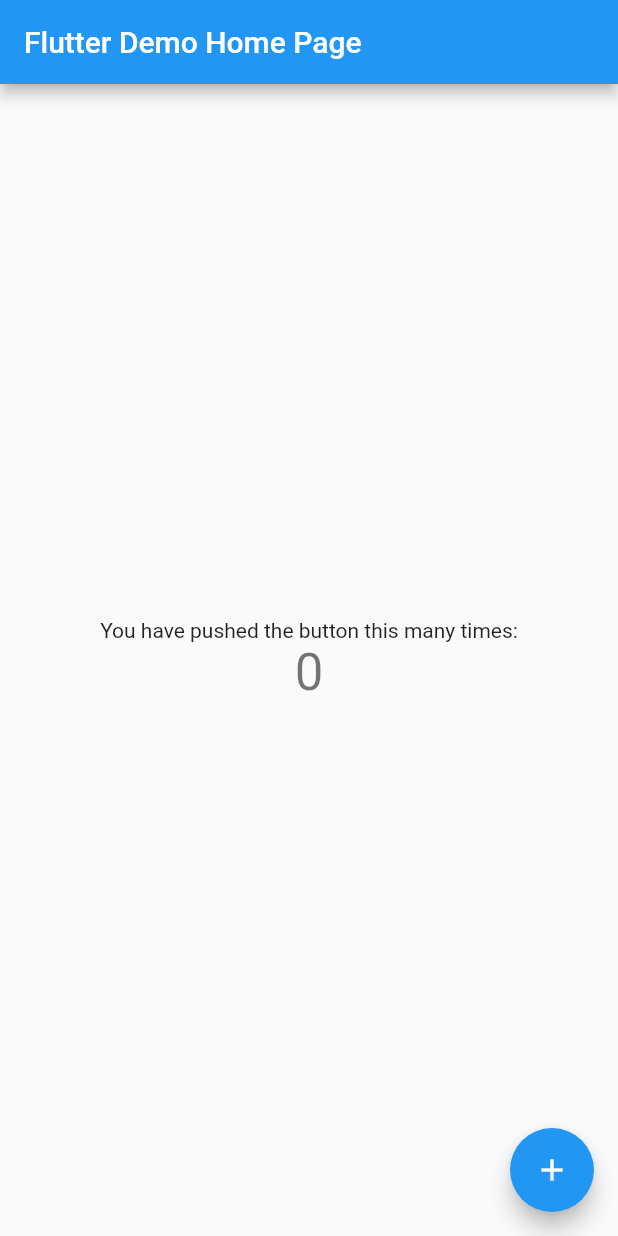
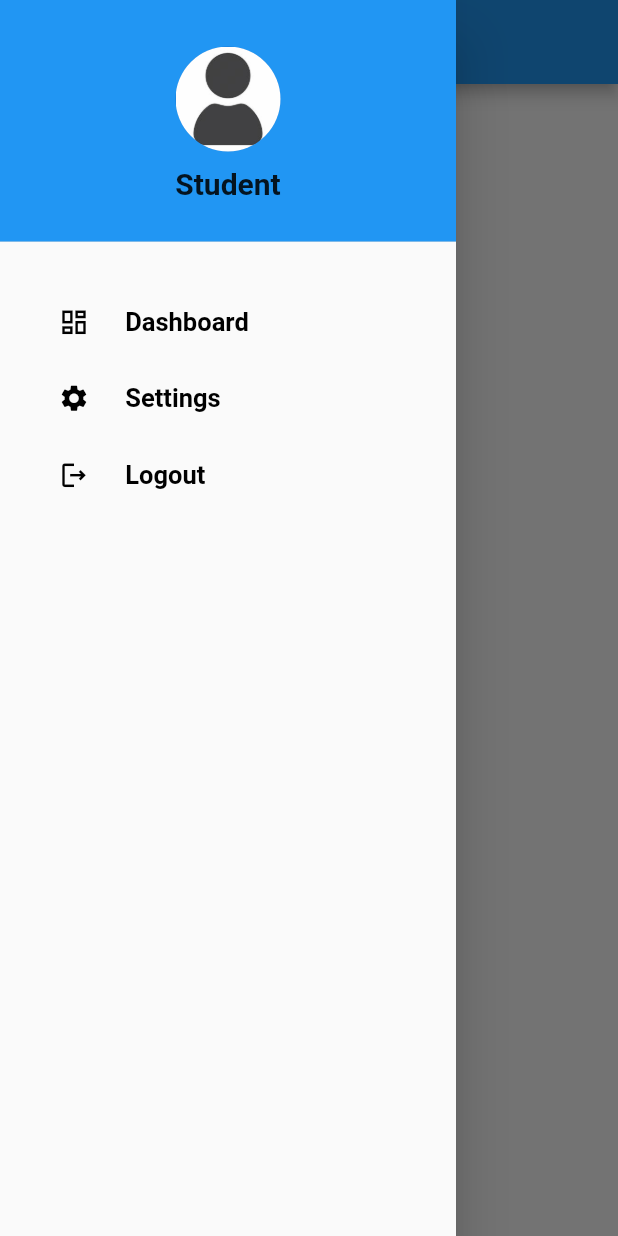
Before and after one commit to Alve-2019331050/proxy-killer, a Flutter app: the screen it shows after launch, with the side drawer open (before the commit the screen has no drawer), on a phone screen of 412 x 824 dp. Run offline on Flutter 3.47's test engine with Material 2 defaults, Android fonts, the phone set to English and light mode, and no system bars.

Commit message:
Added home page layout for admin,teacher and student

```diff
--- a/lib/main.dart
+++ b/lib/main.dart
@@ -1,4 +1,7 @@
 import 'package:flutter/material.dart';
+import 'package:proxy_killer/screens/home/admin/home.dart';
+import 'package:proxy_killer/screens/home/student/home.dart';
+import 'package:proxy_killer/screens/home/teacher/home.dart';
 
 void main() {
   runApp(const MyApp());
@@ -11,105 +14,8 @@ class MyApp extends StatelessWidget {
   @override
   Widget build(BuildContext context) {
     return MaterialApp(
-      title: 'Flutter Demo',
-      theme: ThemeData(
-        // This is the theme of your application.
-        //
-        // Try running your application with "flutter run". You'll see the
-        // application has a blue toolbar. Then, without quitting the app, try
-        // changing the primarySwatch below to Colors.green and then invoke
-        // "hot reload" (press "r" in the console where you ran "flutter run",
-        // or simply save your changes to "hot reload" in a Flutter IDE).
-        // Notice that the counter didn't reset back to zero; the application
-        // is not restarted.
-        primarySwatch: Colors.blue,
-      ),
-      home: const MyHomePage(title: 'Flutter Demo Home Page'),
+      debugShowCheckedModeBanner: false,
+      home: StudentHome(),
     );
   }
 }
-
-class MyHomePage extends StatefulWidget {
-  const MyHomePage({super.key, required this.title});
-
-  // This widget is the home page of your application. It is stateful, meaning
-  // that it has a State object (defined below) that contains fields that affect
-  // how it looks.
-
-  // This class is the configuration for the state. It holds the values (in this
-  // case the title) provided by the parent (in this case the App widget) and
-  // used by the build method of the State. Fields in a Widget subclass are
-  // always marked "final".
-
-  final String title;
-
-  @override
-  State<MyHomePage> createState() => _MyHomePageState();
-}
-
-class _MyHomePageState extends State<MyHomePage> {
-  int _counter = 0;
-
-  void _incrementCounter() {
-    setState(() {
-      // This call to setState tells the Flutter framework that something has
-      // changed in this State, which causes it to rerun the build method below
-      // so that the display can reflect the updated values. If we changed
-      // _counter without calling setState(), then the build method would not be
-      // called again, and so nothing would appear to happen.
-      _counter++;
-    });
-  }
-
-  @override
-  Widget build(BuildContext context) {
-    // This method is rerun every time setState is called, for instance as done
-    // by the _incrementCounter method above.
-    //
-    // The Flutter framework has been optimized to make rerunning build methods
-    // fast, so that you can just rebuild anything that needs updating rather
-    // than having to individually change instances of widgets.
-    return Scaffold(
-      appBar: AppBar(
-        // Here we take the value from the MyHomePage object that was created by
-        // the App.build method, and use it to set our appbar title.
-        title: Text(widget.title),
-      ),
-      body: Center(
-        // Center is a layout widget. It takes a single child and positions it
-        // in the middle of the parent.
-        child: Column(
-          // Column is also a layout widget. It takes a list of children and
-          // arranges them vertically. By default, it sizes itself to fit its
-          // children horizontally, and tries to be as tall as its parent.
-          //
-          // Invoke "debug painting" (press "p" in the console, choose the
-          // "Toggle Debug Paint" action from the Flutter Inspector in Android
-          // Studio, or the "Toggle Debug Paint" command in Visual Studio Code)
-          // to see the wireframe for each widget.
-          //
-          // Column has various properties to control how it sizes itself and
-          // how it positions its children. Here we use mainAxisAlignment to
-          // center the children vertically; the main axis here is the vertical
-          // axis because Columns are vertical (the cross axis would be
-          // horizontal).
-          mainAxisAlignment: MainAxisAlignment.center,
-          children: <Widget>[
-            const Text(
-              'You have pushed the button this many times:',
-            ),
-            Text(
-              '$_counter',
-              style: Theme.of(context).textTheme.headline4,
-            ),
-          ],
-        ),
-      ),
-      floatingActionButton: FloatingActionButton(
-        onPressed: _incrementCounter,
-        tooltip: 'Increment',
-        child: const Icon(Icons.add),
-      ), // This trailing comma makes auto-formatting nicer for build methods.
-    );
-  }
-}
--- /dev/null
+++ b/lib/screens/home/admin/dashboard.dart
@@ -0,0 +1,16 @@
+import 'package:flutter/material.dart';
+
+class Dashboard extends StatefulWidget {
+  const Dashboard({Key? key}) : super(key: key);
+
+  @override
+  State<Dashboard> createState() => _DashboardState();
+}
+
+class _DashboardState extends State<Dashboard> {
+
+  @override
+  Widget build(BuildContext context) {
+    return Container();
+  }
+}
--- /dev/null
+++ b/lib/screens/home/student/dashboard.dart
@@ -0,0 +1,15 @@
+import 'package:flutter/material.dart';
+
+class Dashboard extends StatefulWidget {
+  const Dashboard({Key? key}) : super(key: key);
+
+  @override
+  State<Dashboard> createState() => _DashboardState();
+}
+
+class _DashboardState extends State<Dashboard> {
+  @override
+  Widget build(BuildContext context) {
+    return Container();
+  }
+}
--- /dev/null
+++ b/lib/screens/home/student/home.dart
@@ -0,0 +1,46 @@
+import 'package:flutter/material.dart';
+import 'package:proxy_killer/screens/home/student/dashboard.dart';
+import 'package:proxy_killer/screens/home/student/settings.dart';
+import 'package:proxy_killer/screens/shared/drawer.dart';
+
+import '../../models/menuItems.dart';
+
+class StudentHome extends StatefulWidget {
+  const StudentHome({Key? key}) : super(key: key);
+
+  @override
+  State<StudentHome> createState() => _StudentHomeState();
+}
+
+class _StudentHomeState extends State<StudentHome> {
+  MenuItems currentPage = MenuItems(text: 'Dashboard',icon: Icons.dashboard_outlined,tap: Dashboard());
+  List<MenuItems> items = [
+    MenuItems(text: 'Dashboard',icon: Icons.dashboard_outlined,tap: Dashboard()),
+    MenuItems(text: 'Settings',icon: Icons.settings,tap: Settings()),
+    MenuItems(text: 'Logout',icon: Icons.logout_outlined,tap: Dashboard())
+  ];
+  @override
+  Widget build(BuildContext context) {
+    return Scaffold(
+      drawer: HelperDrawer(
+          items: items,
+          changePage: (page){
+            setState((){
+              currentPage = page;
+            });
+          },
+          name: 'Student'
+      ),
+      appBar: AppBar(
+        title: Text(
+          '${currentPage.text}',
+          style: TextStyle(
+            fontWeight: FontWeight.bold,
+            fontSize: 20.0,
+          ),
+        ),
+      ),
+      body: currentPage.tap,
+    );
+  }
+}
--- /dev/null
+++ b/lib/screens/home/student/settings.dart
@@ -0,0 +1,15 @@
+import 'package:flutter/material.dart';
+
+class Settings extends StatefulWidget {
+  const Settings({Key? key}) : super(key: key);
+
+  @override
+  State<Settings> createState() => _SettingsState();
+}
+
+class _SettingsState extends State<Settings> {
+  @override
+  Widget build(BuildContext context) {
+    return Container();
+  }
+}
--- /dev/null
+++ b/lib/screens/home/teacher/dashboard.dart
@@ -0,0 +1,16 @@
+import 'package:flutter/material.dart';
+
+class Dashboard extends StatefulWidget {
+  const Dashboard({Key? key}) : super(key: key);
+
+  @override
+  State<Dashboard> createState() => _DashboardState();
+}
+
+class _DashboardState extends State<Dashboard> {
+
+  @override
+  Widget build(BuildContext context) {
+    return Container();
+  }
+}
--- /dev/null
+++ b/lib/screens/home/teacher/settings.dart
@@ -0,0 +1,15 @@
+import 'package:flutter/material.dart';
+
+class Settings extends StatefulWidget {
+  const Settings({Key? key}) : super(key: key);
+
+  @override
+  State<Settings> createState() => _SettingsState();
+}
+
+class _SettingsState extends State<Settings> {
+  @override
+  Widget build(BuildContext context) {
+    return Container();
+  }
+}
--- /dev/null
+++ b/lib/screens/models/menuItems.dart
@@ -0,0 +1,8 @@
+import 'package:flutter/material.dart';
+
+class MenuItems{
+  String text;
+  IconData icon;
+  Widget tap;
+  MenuItems({required this.text,required this.icon,required this.tap});
+}
--- /dev/null
+++ b/lib/screens/shared/drawer.dart
@@ -0,0 +1,98 @@
+import 'package:flutter/material.dart';
+
+import '../models/menuItems.dart';
+
+class HelperDrawer extends StatefulWidget {
+  // const HelperDrawer({Key? key}) : super(key: key);
+
+  List<MenuItems> items;
+  Function changePage;
+  String name;
+  HelperDrawer({required this.items,required this.changePage,required this.name});
+  @override
+  State<HelperDrawer> createState() => _HelperDrawerState();
+}
+
+class _HelperDrawerState extends State<HelperDrawer> {
+  @override
+  Widget build(BuildContext context) {
+    return Drawer(
+      child: ListView(
+        padding: EdgeInsets.zero,
+        children: [
+          DrawerHeader(
+            decoration: BoxDecoration(
+              color:Colors.blue
+            ),
+            child: Padding(
+              padding: const EdgeInsets.only(top:15.0),
+              child: Column(
+                children: [
+                  CircleAvatar(
+                    backgroundImage: AssetImage('assets/admin.jpg'),
+                    radius: 35.0
+                  ),
+                  SizedBox(height:10.0),
+                  Text(
+                    (widget.name),
+                    style: TextStyle(
+                      fontWeight: FontWeight.bold,
+                      fontSize: 20.0,
+                    ),
+                  ),
+                ],
+              ),
+            ),
+          ),
+          SingleChildScrollView(
+          child: Container(
+            child: Padding(
+              padding: const EdgeInsets.only(top: 20.0),
+              child: Column(
+                children:
+                  widget.items.map((item) => menuItem(item,widget.changePage,context)).toList(),
+              ),
+            ),
+          ),
+        ),
+      ]
+      ),
+    );
+  }
+}
+
+Widget menuItem(MenuItems item,Function changePage,BuildContext context){
+  return Material(
+    child: InkWell(
+      onTap: (){
+        Navigator.pop(context);
+        changePage(item);
+      },
+      child: Padding(
+        padding: EdgeInsets.all(15.0),
+        child: Row(
+          children: [
+            Expanded(
+              child: Icon(
+                item.icon,
+                size: 21,
+                color: Colors.black,
+              ),
+            ),
+            Expanded(
+              flex: 3,
+              child: Text(
+                item.text,
+                style: TextStyle(
+                  color: Colors.black,
+                  fontSize: 17.0,
+                  fontWeight: FontWeight.bold,
+                ),
+              ),
+            ),
+          ],
+        ),
+      ),
+    ),
+  );
+}
--- a/pubspec.yaml
+++ b/pubspec.yaml
@@ -62,8 +62,8 @@ flutter:
   uses-material-design: true
 
   # To add assets to your application, add an assets section, like this:
-  # assets:
-  #   - images/a_dot_burr.jpeg
+  assets:
+    - assets/
   #   - images/a_dot_ham.jpeg
 
   # An image asset can refer to one or more resolution-specific "variants", see
```
Also changed, not shown: lib/screens/home/admin/home.dart (added, +47 -0 lines), lib/screens/home/admin/register_student.dart (added, +15 -0 lines), lib/screens/home/admin/register_teacher.dart (added, +15 -0 lines), lib/screens/home/teacher/attendance.dart (added, +15 -0 lines), lib/screens/home/teacher/home.dart (added, +49 -0 lines), assets/admin.jpg (added).
